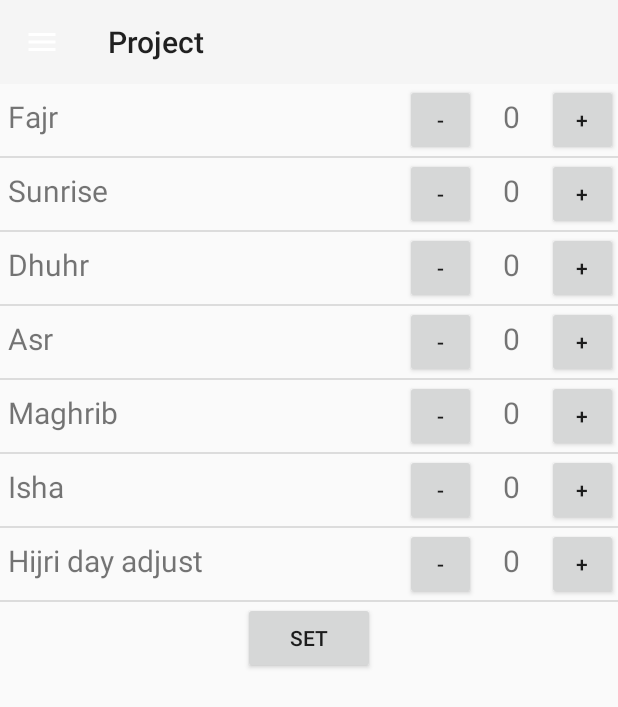
After one commit to IslamHisham96/AthanApp, an Android app: the TunesFragment screen opened directly, with no data from a screen before it, on a phone screen of 412 x 824 dp. The commit adds this screen. Shown: the top 707 px of the screen. Run offline under Robolectric (Android 15) with nearby library versions, the phone set to English and light mode, and no system bars.

Commit message:
Tunes skeleton added

```diff
--- a/app/src/main/AndroidManifest.xml
+++ b/app/src/main/AndroidManifest.xml
@@ -13,7 +13,7 @@
         android:label="@string/app_name"
         android:roundIcon="@mipmap/ic_launcher_round"
         android:supportsRtl="true"
-        android:theme="@style/Theme.AppCompat.NoActionBar">
+        android:theme="@style/Theme.AppCompat.Light.NoActionBar">
         <activity android:name=".Activities.EntryActivity">
             <intent-filter>
                 <action android:name="android.intent.action.MAIN" />
--- a/app/src/main/java/com/example/islam/project/Activities/PrayerTimesActicity.java
+++ b/app/src/main/java/com/example/islam/project/Activities/PrayerTimesActicity.java
@@ -18,12 +18,14 @@ import android.view.View;
 import android.widget.TextView;
 
 import com.example.islam.project.Fragments.PrayerTimesFragment;
+import com.example.islam.project.Fragments.TunesFragment;
 import com.example.islam.project.R;
 
 public class PrayerTimesActicity extends MyActivity {
     private DrawerLayout mDrawerLayout;
     private CoordinatorLayout prayersCoordinatorLayout;
     private PrayerTimesFragment prayerTimesFragment;
+    private TunesFragment tunesFragment;
     @Override
     protected void onCreate(Bundle savedInstanceState) {
         super.onCreate(savedInstanceState);
@@ -34,6 +36,7 @@ public class PrayerTimesActicity extends MyActivity {
         actionbar.setDisplayHomeAsUpEnabled(true);
         actionbar.setHomeAsUpIndicator(R.drawable.ic_menu);
         prayerTimesFragment = new PrayerTimesFragment();
+        tunesFragment = new TunesFragment();
         mDrawerLayout = findViewById(R.id.drawer_layout);
         fragmentFrame = R.id.content_frame;
         prayersCoordinatorLayout = findViewById(R.id.prayersCoordinatorLayout);
@@ -61,7 +64,7 @@ public class PrayerTimesActicity extends MyActivity {
                     }
                 });
         FragmentTransaction fragmentTransaction = getSupportFragmentManager().beginTransaction();
-        fragmentTransaction.add(R.id.content_frame, prayerTimesFragment).commit();
+        fragmentTransaction.add(R.id.content_frame, tunesFragment).commit();
     }
 
     @Override
--- a/app/src/main/java/com/example/islam/project/DBAdapter.java
+++ b/app/src/main/java/com/example/islam/project/Adapters/DBAdapter.java
@@ -1,4 +1,4 @@
-package com.example.islam.project;
+package com.example.islam.project.Adapters;
 
 
 
@@ -10,7 +10,7 @@ import android.database.sqlite.SQLiteDatabase;
 import android.database.sqlite.SQLiteOpenHelper;
 import android.util.Log;
 
-
+import com.example.islam.project.DBElement;
 
 
 public class DBAdapter {
--- a/app/src/main/java/com/example/islam/project/MyAdapter.java
+++ b/app/src/main/java/com/example/islam/project/Adapters/PrayerAdapter.java
@@ -1,4 +1,4 @@
-package com.example.islam.project;
+package com.example.islam.project.Adapters;
 
 import android.graphics.Color;
 import android.os.CountDownTimer;
@@ -12,15 +12,19 @@ import android.view.View;
 import android.view.ViewGroup;
 import android.widget.TextView;
 
+import com.example.islam.project.Constants;
 import com.example.islam.project.Fragments.PrayerTimesFragment;
+import com.example.islam.project.MyApplication;
 import com.example.islam.project.Observers.PrayerElapsedObserver;
 import com.example.islam.project.Observers.PrayerElapsedSubject;
+import com.example.islam.project.R;
+import com.example.islam.project.Time;
 
 import java.util.Calendar;
 import java.util.List;
 import java.util.Locale;
 
-public class MyAdapter extends RecyclerView.Adapter<RecyclerView.ViewHolder> implements PrayerElapsedSubject {
+public class PrayerAdapter extends RecyclerView.Adapter<RecyclerView.ViewHolder> implements PrayerElapsedSubject {
     private PrayerElapsedObserver observer;
     private List<String[]> mDataset;
     private Time left;
@@ -52,7 +56,7 @@ public class MyAdapter extends RecyclerView.Adapter<RecyclerView.ViewHolder> imp
         }
     }
 
-    public MyAdapter(List<String[]> myDataset, PrayerElapsedObserver observer, Time timeLeft, int nextPrayerIndex) {
+    public PrayerAdapter(List<String[]> myDataset, PrayerElapsedObserver observer, Time timeLeft, int nextPrayerIndex) {
         mDataset = myDataset;
         this.observer = observer;
         left = timeLeft;
--- /dev/null
+++ b/app/src/main/java/com/example/islam/project/Adapters/TunesAdapter.java
@@ -0,0 +1,87 @@
+package com.example.islam.project.Adapters;
+
+import android.support.v7.widget.RecyclerView;
+import android.view.LayoutInflater;
+import android.view.View;
+import android.view.ViewGroup;
+import android.widget.Button;
+import android.widget.TextView;
+
+import com.example.islam.project.Constants;
+import com.example.islam.project.MyApplication;
+import com.example.islam.project.R;
+
+public class TunesAdapter extends RecyclerView.Adapter<TunesAdapter.MyViewHolder> {
+    private int[] tunes;
+
+    // Provide a reference to the views for each data item
+    // Complex data items may need more than one view per item, and
+    // you provide access to all the views for a data item in a view holder
+    public static class MyViewHolder extends RecyclerView.ViewHolder {
+        // each data item is just a string in this case
+        public View mView;
+        public MyViewHolder(View mView) {
+            super(mView);
+            this.mView = mView;
+        }
+    }
+
+    // Provide a suitable constructor (depends on the kind of dataset)
+    public TunesAdapter() {
+        tunes = new int[Constants.tune.length + 1];
+        for(int i=0;i<tunes.length-1;i++)
+            tunes[i] = Constants.tune[i];
+        tunes[tunes.length - 1] = Constants.hijriAdj;
+    }
+
+    // Create new views (invoked by the layout manager)
+    @Override
+    public TunesAdapter.MyViewHolder onCreateViewHolder(ViewGroup parent,
+                                                        int viewType) {
+        // create a new view
+        View customView = LayoutInflater.from(parent.getContext())
+                .inflate(R.layout.tune_item, parent, false);
+        //
+        MyViewHolder vh = new MyViewHolder(customView);
+        return vh;
+    }
+
+    // Replace the contents of a view (invoked by the layout manager)
+    @Override
+    public void onBindViewHolder(MyViewHolder holder, int position) {
+        View customView = holder.mView;
+        Button decBtn = customView.findViewById(R.id.decBtn);
+        Button incBtn = customView.findViewById(R.id.incBtn);
+        TextView prayerTxt = customView.findViewById(R.id.prayerTxt);
+        final TextView tuneTxt = customView.findViewById(R.id.tuneTxt);
+        final int pos = position;
+        tuneTxt.setText(tunes[position]+"");
+        if(position<tunes.length - 1)
+            prayerTxt.setText(MyApplication.getAppContext().getResources().getStringArray(R.array.prayers)[position] +"");
+        else prayerTxt.setText(R.string.hijri_adj);
+        incBtn.setOnClickListener(new View.OnClickListener() {
+            @Override
+            public void onClick(View v) {
+                int cur = Integer.parseInt(tuneTxt.getText().toString());
+                cur = Math.min(cur+1, Constants.MAX_TUNE);
+                tunes[pos] = cur;
+                tuneTxt.setText(cur+"");
+            }
+        });
+        decBtn.setOnClickListener(new View.OnClickListener() {
+            @Override
+            public void onClick(View v) {
+                int cur = Integer.parseInt(tuneTxt.getText().toString());
+                cur = Math.max(cur-1, Constants.MIN_TUNE);
+                tunes[pos] = cur;
+                tuneTxt.setText(cur+"");
+            }
+        });
+
+    }
+    // Return the size of your dataset (invoked by the layout manager)
+    @Override
+    public int getItemCount() {
+        return tunes.length;
+    }
+}
--- a/app/src/main/java/com/example/islam/project/AthanCall.java
+++ b/app/src/main/java/com/example/islam/project/AthanCall.java
@@ -23,7 +23,7 @@ public class AthanCall {
         athanCall.append("&adjustment=").append(builder.hijriAdj);
         Log.d(TAG,athanCall.toString());
 
-        MyApplication.saveParams(builder.athanParam);
+        MyApplication.saveParams(builder.athanParam); //TODO cake
 
         Intent serviceCall = new Intent(MyApplication.getAppContext(),AthanCallIntentService.class);
         serviceCall.putExtra(ATHAN_CALL, athanCall.toString());
--- a/app/src/main/java/com/example/islam/project/Constants.java
+++ b/app/src/main/java/com/example/islam/project/Constants.java
@@ -19,6 +19,8 @@ public class Constants {
     public static final int PRAYERS_COUNT = 6;
     public static final int MIN_DISTANCE_CHANGE_FOR_UPDATES = 0;
     public static final int MIN_TIME_BW_UPDATES =  100;
+    public static final int MIN_TUNE = -10;
+    public static final int MAX_TUNE = 10;
     public static final String[] TIMINGS = new String[]{"Fajr","Sunrise","Dhuhr","Asr","Maghrib","Isha"};
 
     public static final String TAG = "MyTag";
--- a/app/src/main/java/com/example/islam/project/Fragments/OnFragmentInteractionListener.java
+++ b/app/src/main/java/com/example/islam/project/Fragments/OnFragmentInteractionListener.java
@@ -6,9 +6,21 @@ public interface OnFragmentInteractionListener {
     // TODO: Update argument type and name
     void goToLoadingFragment();
 
+    void goToLocationSettingFrament();
+
     void goToCalcMethodFragment();
+
+    void goToPrayerFragment();
+
+    void goToTuneFragment();
 
     void CalcMethodSet(int method);
 
     void LocationSet(Location location);
+
+    void TunesSet(int[] tunes);
+
+    void hijriAdjSet(int hijriAdj);
+
+    void yearSet(int year);
 }
--- /dev/null
+++ b/app/src/main/java/com/example/islam/project/Fragments/TunesFragment.java
@@ -0,0 +1,97 @@
+package com.example.islam.project.Fragments;
+
+import android.content.Context;
+import android.graphics.Paint;
+import android.os.Bundle;
+import android.support.v4.app.Fragment;
+import android.support.v7.widget.DividerItemDecoration;
+import android.support.v7.widget.LinearLayoutManager;
+import android.support.v7.widget.RecyclerView;
+import android.util.Log;
+import android.view.LayoutInflater;
+import android.view.View;
+import android.view.ViewGroup;
+import android.widget.Button;
+import android.widget.EditText;
+import android.widget.NumberPicker;
+import android.widget.TextView;
+
+import com.example.islam.project.Adapters.PrayerAdapter;
+import com.example.islam.project.Adapters.TunesAdapter;
+import com.example.islam.project.Constants;
+import com.example.islam.project.R;
+
+import java.lang.reflect.Field;
+
+
+public class TunesFragment extends Fragment {
+
+    private OnFragmentInteractionListener mListener;
+    private RecyclerView mRecyclerView;
+    private TunesAdapter mAdapter;
+    private RecyclerView.LayoutManager mLayoutManager;
+    private Button setBtn;
+
+    public TunesFragment() {
+        // Required empty public constructor
+    }
+
+
+    @Override
+    public View onCreateView(LayoutInflater inflater, ViewGroup container,
+                             Bundle savedInstanceState) {
+        // Inflate the layout for this fragment
+        View v = inflater.inflate(R.layout.fragment_tunes, container, false);
+        mRecyclerView = v.findViewById(R.id.tunesRecyclerView);
+        setBtn = v.findViewById(R.id.setBtn);
+        mLayoutManager = new LinearLayoutManager(getContext());
+        mRecyclerView.setLayoutManager(mLayoutManager);
+        DividerItemDecoration dividerItemDecoration = new DividerItemDecoration(mRecyclerView.getContext(), ((LinearLayoutManager)mLayoutManager).getOrientation());
+        mRecyclerView.addItemDecoration(dividerItemDecoration);
+        mAdapter = new TunesAdapter();
+        mRecyclerView.setAdapter(mAdapter);
+        return v;
+    }
+
+
+
+    @Override
+    public void onAttach(Context context) {
+        super.onAttach(context);
+        if (context instanceof OnFragmentInteractionListener) {
+            mListener = (OnFragmentInteractionListener) context;
+        } else {
+            throw new RuntimeException(context.toString()
+                    + " must implement OnFragmentInteractionListener");
+        }
+    }
+
+    @Override
+    public void onDetach() {
+        super.onDetach();
+        mListener = null;
+    }
+
+    public static void setNumberPickerTextColor(NumberPicker numberPicker, int color)
+    {
+
+        try{
+            Field selectorWheelPaintField = numberPicker.getClass()
+                    .getDeclaredField("mSelectorWheelPaint");
+            selectorWheelPaintField.setAccessible(true);
+            ((Paint)selectorWheelPaintField.get(numberPicker)).setColor(color);
+        }
+        catch(Exception e){
+            Log.e(Constants.TAG, e.getMessage());
+        }
+
+        final int count = numberPicker.getChildCount();
+        for(int i = 0; i < count; i++){
+            View child = numberPicker.getChildAt(i);
+            if(child instanceof EditText)
+                ((EditText)child).setTextColor(color);
+        }
+        numberPicker.invalidate();
+    }
+
+}
--- a/app/src/main/java/com/example/islam/project/MyApplication.java
+++ b/app/src/main/java/com/example/islam/project/MyApplication.java
@@ -6,6 +6,8 @@ import android.content.SharedPreferences;
 import android.database.Cursor;
 import android.util.Log;
 import android.widget.Toast;
+
+import com.example.islam.project.Adapters.DBAdapter;
 
 import java.util.ArrayList;
 import java.util.List;
--- /dev/null
+++ b/app/src/main/res/layout/fragment_tunes.xml
@@ -0,0 +1,21 @@
+<?xml version="1.0" encoding="utf-8"?>
+<LinearLayout xmlns:android="http://schemas.android.com/apk/res/android"
+    android:layout_width="match_parent"
+    android:layout_height="match_parent"
+    android:gravity="center_horizontal"
+    android:orientation="vertical">
+
+
+    <android.support.v7.widget.RecyclerView
+        android:id="@+id/tunesRecyclerView"
+        android:layout_width="match_parent"
+        android:layout_height="wrap_content">
+
+    </android.support.v7.widget.RecyclerView>
+
+    <Button
+        android:id="@+id/setBtn"
+        android:layout_width="wrap_content"
+        android:layout_height="wrap_content"
+        android:text="@string/set" />
+</LinearLayout>
--- /dev/null
+++ b/app/src/main/res/layout/tune_item.xml
@@ -0,0 +1,34 @@
+<?xml version="1.0" encoding="utf-8"?>
+<LinearLayout xmlns:android="http://schemas.android.com/apk/res/android"
+    android:layout_width="match_parent"
+    android:layout_height="wrap_content">
+
+    <TextView
+        android:id="@+id/prayerTxt"
+        android:layout_width="wrap_content"
+        android:layout_height="wrap_content"
+        android:layout_marginStart="5dp"
+        android:layout_weight="1"
+        android:text="Hijri day adjsutment"
+        android:textSize="20sp" />
+
+    <Button
+        android:id="@+id/decBtn"
+        android:layout_width="47dp"
+        android:layout_height="wrap_content"
+        android:text="-" />
+
+    <TextView
+        android:id="@+id/tuneTxt"
+        android:layout_width="47dp"
+        android:layout_height="wrap_content"
+        android:text="-10"
+        android:textAlignment="center"
+        android:textSize="20sp" />
+
+    <Button
+        android:id="@+id/incBtn"
+        android:layout_width="47dp"
+        android:layout_height="wrap_content"
+        android:text="+" />
+</LinearLayout>
--- a/app/src/main/res/values/strings.xml
+++ b/app/src/main/res/values/strings.xml
@@ -52,4 +52,6 @@
     <string name="recalibrate_calcmethod">Change Calculation Method</string>
     <string name="nav_title">Change Settings</string>
     <string name="saved">Changes saved</string>
+    <string name="hijri_adj">Hijri day adjust</string>
+    <string name="set">Set</string>
 </resources>
```
Also changed, not shown: app/src/main/java/com/example/islam/project/Activities/MainActivity.java (+5 -20 lines), app/src/main/java/com/example/islam/project/Activities/MyActivity.java (+61 -5 lines), app/src/main/java/com/example/islam/project/Fragments/PrayerTimesFragment.java (+4 -4 lines), app/src/main/res/drawable/round_button.xml (added, +10 -0 lines).
